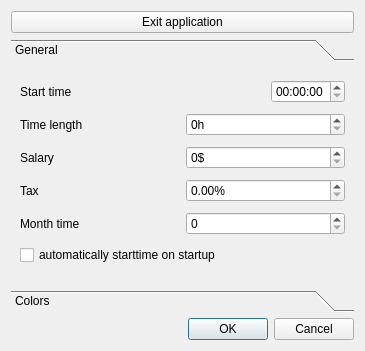
Above: settingsdialog.ui from DimonMobile/TimeToEnd before the change. Below: the same form after it.
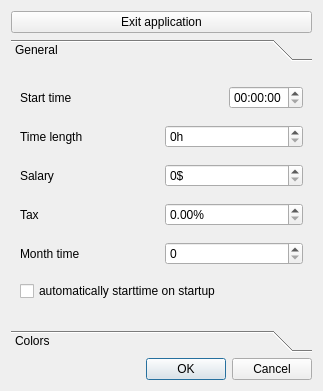
That is the form after the change.

What changed in the file:
```diff
--- a/settingsdialog.ui
+++ b/settingsdialog.ui
@@ -6,8 +6,8 @@
    <rect>
     <x>0</x>
     <y>0</y>
-    <width>365</width>
-    <height>351</height>
+    <width>323</width>
+    <height>391</height>
    </rect>
   </property>
   <property name="windowTitle">
@@ -34,8 +34,8 @@
        <rect>
         <x>0</x>
         <y>0</y>
-        <width>333</width>
-        <height>211</height>
+        <width>305</width>
+        <height>249</height>
        </rect>
       </property>
       <attribute name="label">
```
Left out of the diff: 4 changed lines with no effect on the pictures.
